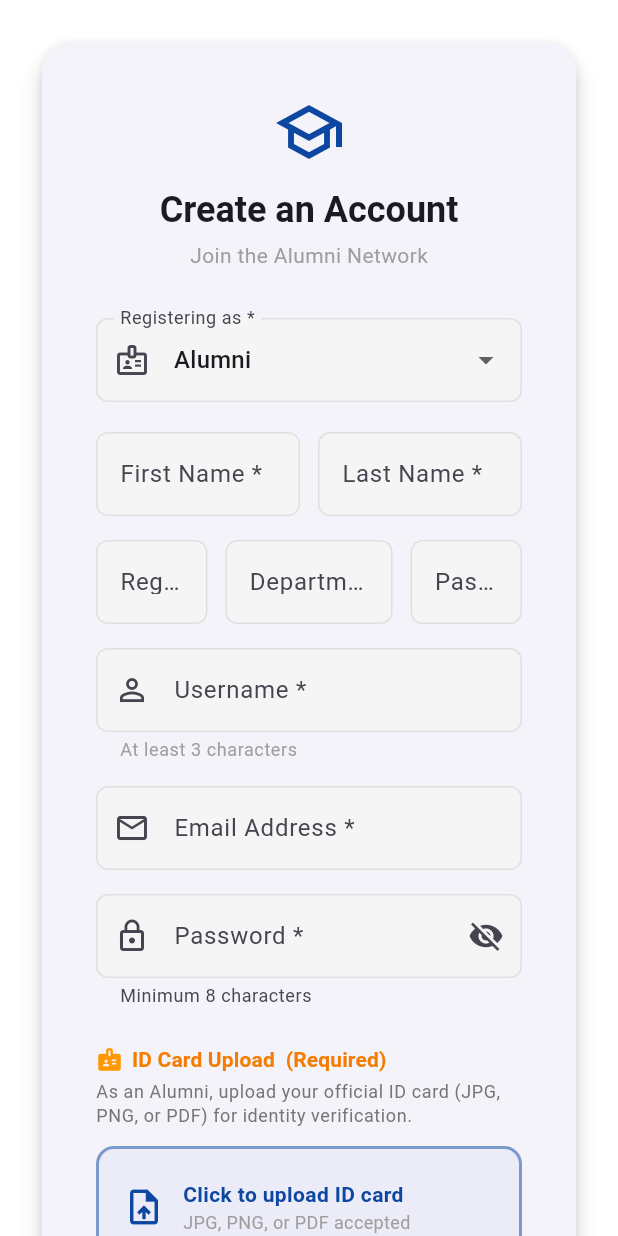
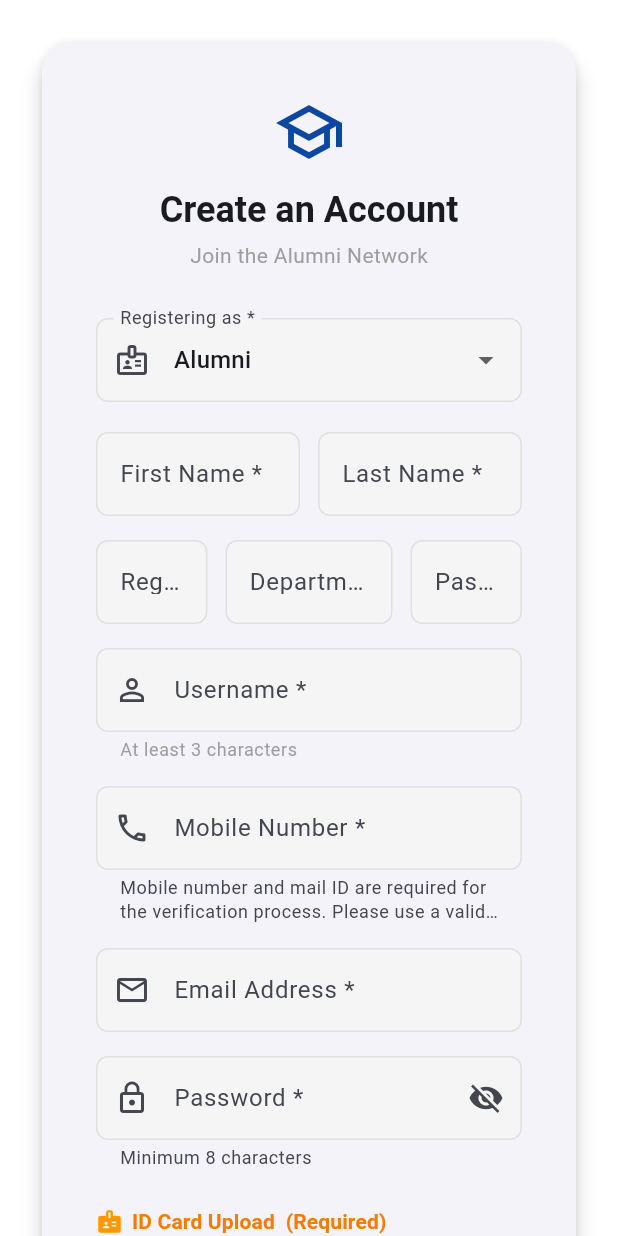
Before and after one commit to mirza-d3x/alumini_portal_flutter, a Flutter app: the RegistrationScreen screen opened by its route, on a phone screen of 412 x 824 dp. Run offline on Flutter 3.47's test engine with Material 3 defaults, Android fonts, the phone set to English and light mode, and no system bars; our stand-ins replace flutter_bloc, go_router, shared_preferences; missing offline and left inert: dart:html; accounts and stored records are empty.

Commit message:
feat: Include Mobile Number field in registration form with validation

```diff
--- a/lib/screens/registration_screen.dart
+++ b/lib/screens/registration_screen.dart
@@ -16,6 +16,7 @@ class _RegistrationScreenState extends State<RegistrationScreen> {
   final _formKey = GlobalKey<FormState>();
   final _usernameController = TextEditingController();
   final _emailController = TextEditingController();
+  final _phoneController = TextEditingController();
   final _passwordController = TextEditingController();
   final _firstNameController = TextEditingController();
   final _lastNameController = TextEditingController();
@@ -47,6 +48,7 @@ class _RegistrationScreenState extends State<RegistrationScreen> {
   void dispose() {
     _usernameController.dispose();
     _emailController.dispose();
+    _phoneController.dispose();
     _passwordController.dispose();
     _firstNameController.dispose();
     _lastNameController.dispose();
@@ -172,6 +174,7 @@ class _RegistrationScreenState extends State<RegistrationScreen> {
     final result = await _apiService.registerWithFile(
       username: _usernameController.text.trim(),
       email: _emailController.text.trim(),
+      phoneNumber: _phoneController.text.trim(),
       password: _passwordController.text,
       firstName: _firstNameController.text.trim(),
       lastName: _lastNameController.text.trim(),
@@ -463,6 +466,30 @@ class _RegistrationScreenState extends State<RegistrationScreen> {
                             return 'Username must be at least 3 characters';
                           if (_usernameAvailable == false)
                             return 'This username is already taken';
+                          return null;
+                        },
+                      ),
+                      const SizedBox(height: 16),
+
+                      // Phone Number
+                      TextFormField(
+                        controller: _phoneController,
+                        keyboardType: TextInputType.phone,
+                        decoration: InputDecoration(
+                          labelText: 'Mobile Number *',
+                          prefixIcon: const Icon(Icons.phone_outlined),
+                          border: OutlineInputBorder(
+                            borderRadius: BorderRadius.circular(10),
+                          ),
+                          helperText:
+                              'Mobile number and mail ID are required for the verification process. Please use a valid number.',
+                          helperMaxLines: 2,
+                        ),
+                        validator: (v) {
+                          if (v == null || v.trim().isEmpty)
+                            return 'Mobile Number is required';
+                          if (v.trim().length < 8)
+                            return 'Enter a valid mobile number';
                           return null;
                         },
                       ),
--- a/lib/services/api_service.dart
+++ b/lib/services/api_service.dart
@@ -4,7 +4,13 @@ import 'package:http/http.dart' as http;
 import 'package:shared_preferences/shared_preferences.dart';
 
 class ApiService {
-  static const String baseUrl = 'http://localhost:8000/api';
+  // Read the API URL from build arguments, fallback to localhost for development.
+  // When building for deployment, run:
+  // flutter build web --dart-define=API_URL=https://your-render-url.onrender.com/api
+  static const String baseUrl = String.fromEnvironment(
+    'API_URL',
+    defaultValue: 'http://127.0.0.1:8000/api',
+  );
 
   // ─── Logging helper ─────────────────────────────────────────────────────────
   void _log(
@@ -215,6 +221,7 @@ class ApiService {
   Future<Map<String, dynamic>> registerWithFile({
     required String username,
     required String email,
+    required String phoneNumber,
     required String password,
     required String firstName,
     required String lastName,
@@ -233,6 +240,7 @@ class ApiService {
     );
     request.fields['username'] = username;
     request.fields['email'] = email;
+    request.fields['phone_number'] = phoneNumber;
     request.fields['password'] = password;
     request.fields['first_name'] = firstName;
     request.fields['last_name'] = lastName;
```
Also changed, not shown: vercel.json (added), 1 other file.
